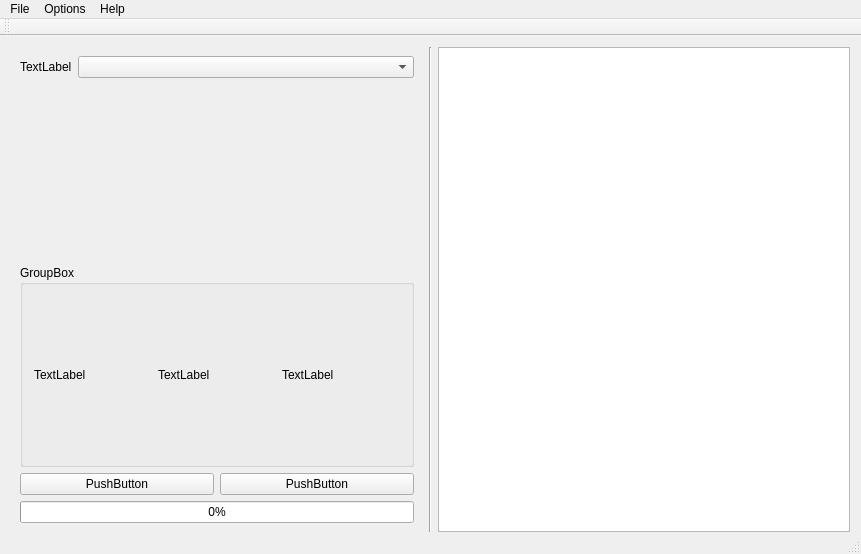
The window that code/ui/mainwindow.ui (ChaosSaber/ChaosSabers-Armour-Set-Search) describes before a commit, drawn with Qt 5.
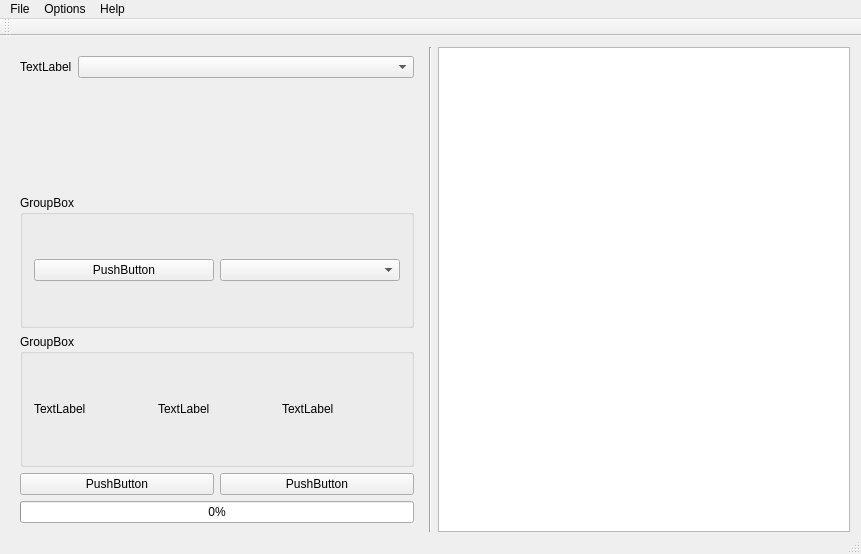
The same window after the commit.

Commit message:
created own Window for cell management
Ability to export, import and manage cells from their own window
fixed hammer swap of shrowd and moonreaver
fixed conditioning error from shockjaw hammer

Patch:
```diff
--- a/code/ui/mainwindow.ui
+++ b/code/ui/mainwindow.ui
@@ -49,6 +49,25 @@
         </item>
        </layout>
       </item>
+      <item>
+       <widget class="QGroupBox" name="groupBoxCells">
+        <property name="title">
+         <string>GroupBox</string>
+        </property>
+        <layout class="QHBoxLayout" name="horizontalLayout_3">
+         <item>
+          <widget class="QPushButton" name="pushButtonOrganizeCells">
+           <property name="text">
+            <string>PushButton</string>
+           </property>
+          </widget>
+         </item>
+         <item>
+          <widget class="QComboBox" name="comboBoxCellUsage"/>
+         </item>
+        </layout>
+       </widget>
+      </item>
       <item>
        <widget class="QGroupBox" name="groupBoxWantedSkills">
         <property name="title">
```
The commit also changes 12 other files.
